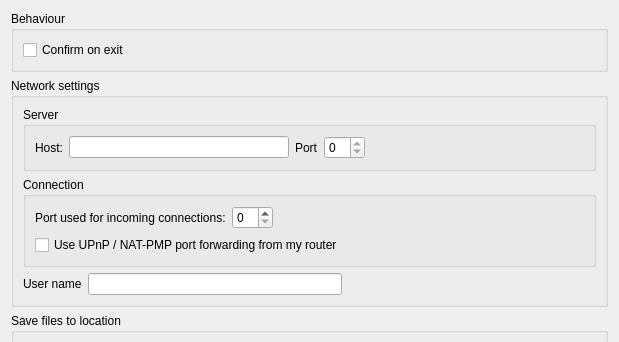
First picture: the form in src/preferences/preferences_widget.ui, repository a-pavlov/qDonkey, before the edit; both pictures show x 0 to 619 and y 0 to 342 of the 619 by 514 pixel window.
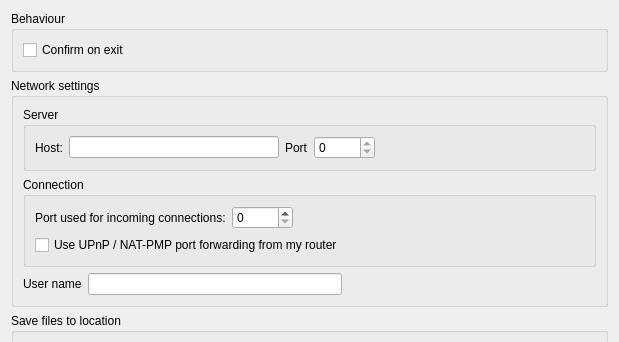
Second picture: the form after the edit.

Commit message: Activate preferences

The edit to the form file:
```diff
--- a/src/preferences/preferences_widget.ui
+++ b/src/preferences/preferences_widget.ui
@@ -68,6 +68,9 @@
            <property name="readOnly">
             <bool>true</bool>
            </property>
+           <property name="maximum">
+            <number>65535</number>
+           </property>
           </widget>
          </item>
          <item>
@@ -102,7 +105,11 @@
             </widget>
            </item>
            <item>
-            <widget class="QSpinBox" name="spinBox_2"/>
+            <widget class="QSpinBox" name="listenPort">
+             <property name="maximum">
+              <number>65535</number>
+             </property>
+            </widget>
            </item>
            <item>
             <spacer name="horizontalSpacer_2">
```
Left out of the diff: 12 changed lines with no effect on the pictures. The commit also changes 2 other files.
